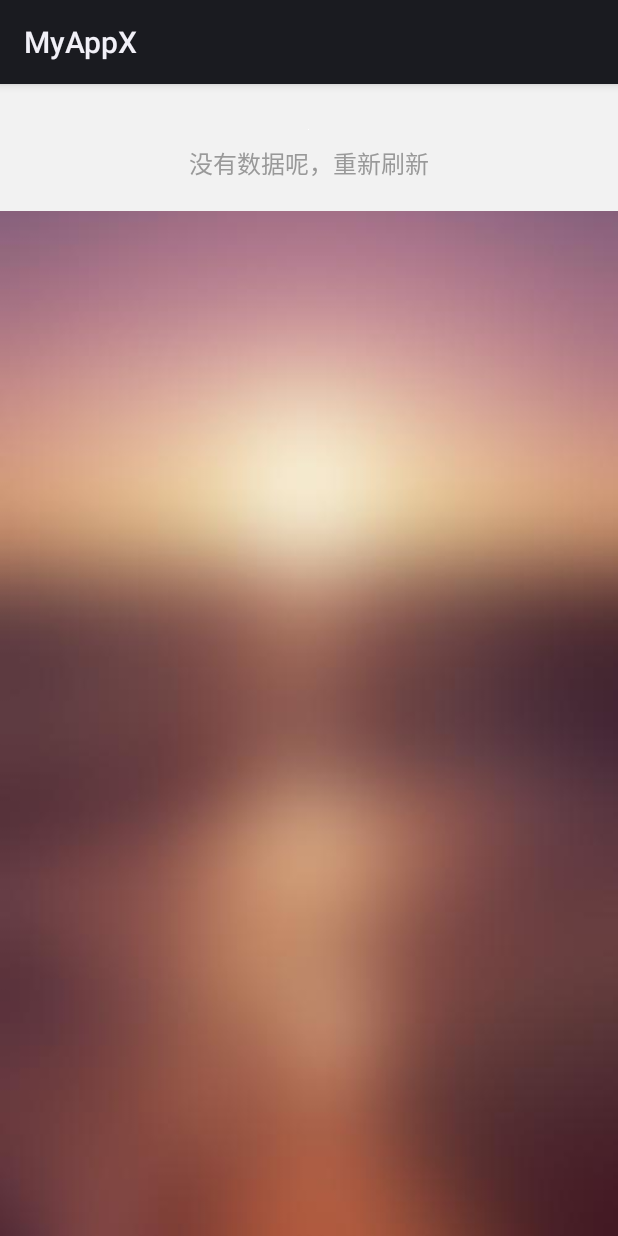
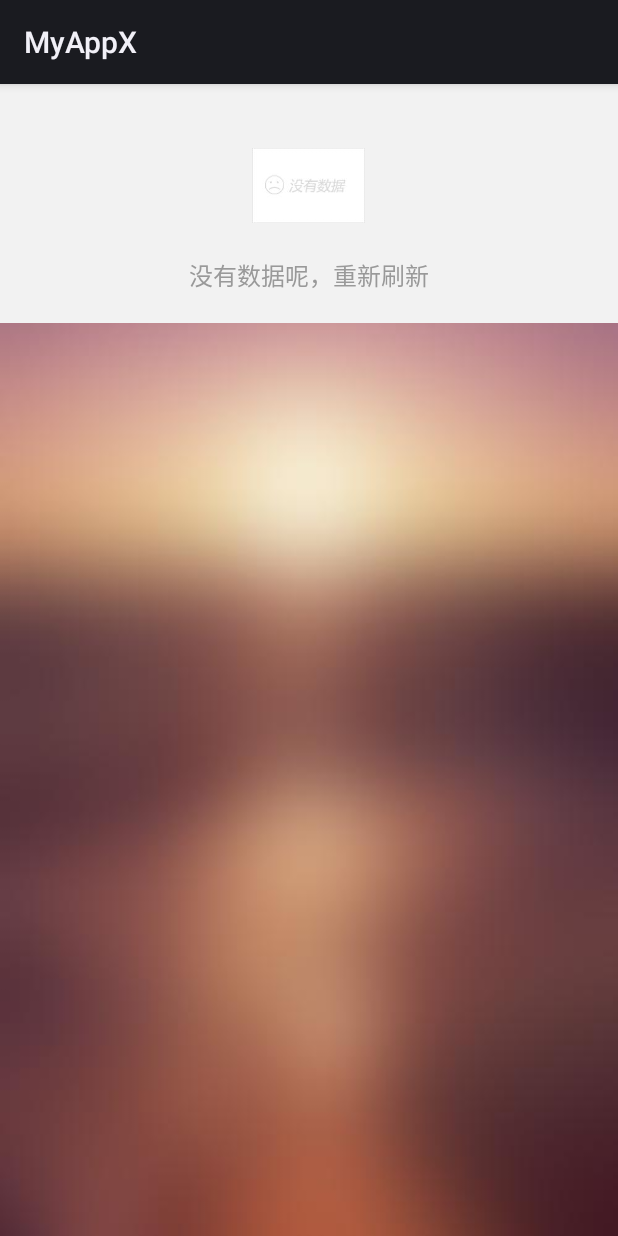
Before and after one commit to food91/Weather, an Android app: the layout activity_emptydata.xml on its own in the app's theme, with its tools: preview values and no code run, on a phone screen of 412 x 824 dp. Run offline under Robolectric (Android 15) with nearby library versions, the phone set to English and light mode, and no system bars.

Commit message:
statusManager修复完成

```diff
--- a/app/src/main/res/layout/activity_emptydata.xml
+++ b/app/src/main/res/layout/activity_emptydata.xml
@@ -17,9 +17,9 @@
         android:layout_centerInParent="true">
         <ImageView
             android:id="@+id/iv_image"
-            android:layout_width="wrap_content"
-            android:layout_height="wrap_content"
-            android:src="@mipmap/view_icon_no_data"
+            android:layout_width="75dp"
+            android:layout_height="75dp"
+            android:src="@mipmap/view_nodata"
             android:layout_gravity="center_horizontal"/>
 
         <TextView
--- a/app/src/main/res/layout/activity_error.xml
+++ b/app/src/main/res/layout/activity_error.xml
@@ -17,9 +17,9 @@
         android:layout_centerInParent="true">
 
         <ImageView
-            android:layout_width="wrap_content"
-            android:layout_height="wrap_content"
-            android:src="@mipmap/view_icon_network_error"
+            android:layout_width="75dp"
+            android:layout_height="75dp"
+            android:src="@mipmap/view_data_error"
             android:layout_gravity="center_horizontal"/>
 
         <TextView
--- a/app/src/main/res/layout/activity_networkerror.xml
+++ b/app/src/main/res/layout/activity_networkerror.xml
@@ -15,9 +15,9 @@
         android:layout_centerInParent="true">
 
         <ImageView
-            android:layout_width="wrap_content"
-            android:layout_height="wrap_content"
-            android:src="@mipmap/view_icon_network_error"
+            android:layout_width="75dp"
+            android:layout_height="75dp"
+            android:src="@mipmap/view_net_error"
             android:layout_gravity="center_horizontal"/>
 
         <TextView
```
Also changed, not shown: app/src/main/res/mipmap-anydpi-v26/view_icon_data_emtry.png (deleted), app/src/main/res/mipmap-anydpi-v26/view_icon_network_error.png (deleted), app/src/main/res/mipmap-anydpi-v26/view_icon_no_data.png (deleted), app/src/main/res/mipmap-hdpi/view_data_error.jpg (added), app/src/main/res/mipmap-hdpi/view_net_error.jpg (added), app/src/main/res/mipmap-hdpi/view_nodata.jpg (added).
